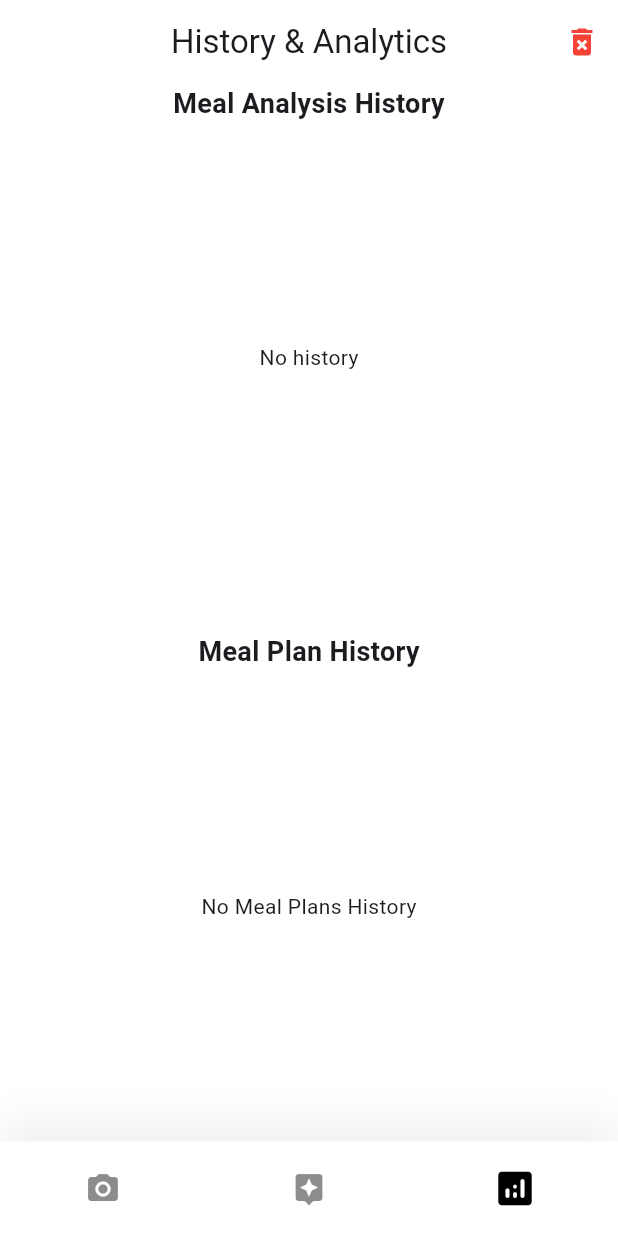
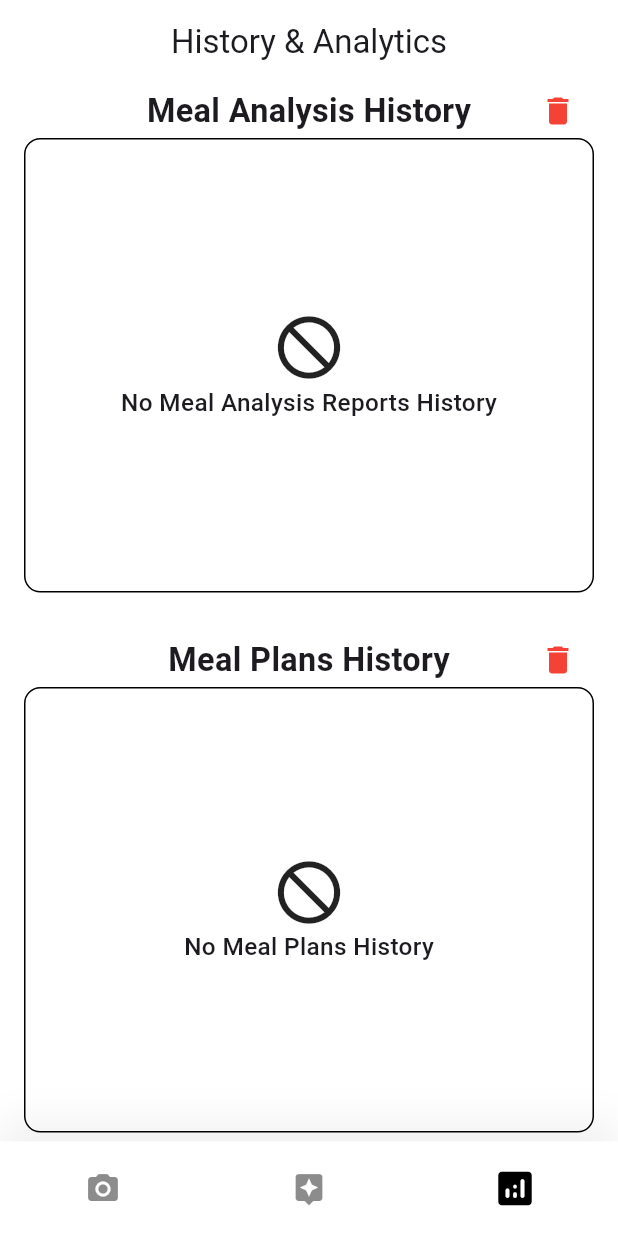
Before and after one commit to tapoban123/ai-meal-analyzer-and-planner, a Flutter app: the screen it shows after launch, item 3 of the bottom bar chosen, on a phone screen of 412 x 824 dp. Run offline on Flutter 3.47's test engine with Material 3 defaults, Android fonts, the phone set to English and light mode, and no system bars; our stand-ins replace fl_chart, flutter_bloc, flutter_dotenv, flutter_screenutil, freezed_annotation, get_it and 3 more; accounts and stored records are empty.

Commit message:
Made some UI improvements in History&AnalyticsScreen

```diff
--- a/ai_meal_analyzer/lib/core/local_storage_service/data/datasources/sqflite_datasource.dart
+++ b/ai_meal_analyzer/lib/core/local_storage_service/data/datasources/sqflite_datasource.dart
@@ -16,5 +16,5 @@ abstract class SqfliteDatasource {
 
   Future<void> deleteFromTable({required String tableName, required String id});
 
-  Future<void> deleteEntireTable({required String tableName});
+  Future<void> deleteAllRowsFromTable({required String tableName});
 }
--- a/ai_meal_analyzer/lib/core/local_storage_service/data/datasources/sqlflite_data_source_impl.dart
+++ b/ai_meal_analyzer/lib/core/local_storage_service/data/datasources/sqlflite_data_source_impl.dart
@@ -93,7 +93,7 @@ class SqlfliteDataSourceImpl extends SqfliteDatasource {
   }
 
   @override
-  Future<void> deleteEntireTable({required String tableName}) async {
+  Future<void> deleteAllRowsFromTable({required String tableName}) async {
     await _db.delete(tableName);
   }
 }
--- a/ai_meal_analyzer/lib/core/local_storage_service/data/repository/sqflite_repository_impl.dart
+++ b/ai_meal_analyzer/lib/core/local_storage_service/data/repository/sqflite_repository_impl.dart
@@ -173,7 +173,7 @@ class SqfliteRepositoryImpl extends SqfliteRepository {
   }
 
   @override
-  Future<void> deleteEntireTable({required String tableName}) async{
-    await _sqfliteDatasource.deleteEntireTable(tableName: tableName);
+  Future<void> deleteAllRowsFromTable({required String tableName}) async{
+    await _sqfliteDatasource.deleteAllRowsFromTable(tableName: tableName);
   }
 }
--- a/ai_meal_analyzer/lib/core/local_storage_service/domain/repository/sqflite_repository.dart
+++ b/ai_meal_analyzer/lib/core/local_storage_service/domain/repository/sqflite_repository.dart
@@ -20,5 +20,5 @@ abstract class SqfliteRepository {
 
   Future<void> deleteFromTable({required String tableName, required String id});
 
-  Future<void> deleteEntireTable({required String tableName});
+  Future<void> deleteAllRowsFromTable({required String tableName});
 }
--- /dev/null
+++ b/ai_meal_analyzer/lib/core/local_storage_service/domain/usecases/delete_all_analysis_reports.dart
@@ -0,0 +1,13 @@
+import 'package:ai_meal_analyzer/core/local_storage_service/data/datasources/sqlflite_data_source_impl.dart';
+import 'package:ai_meal_analyzer/core/local_storage_service/domain/repository/sqflite_repository.dart';
+
+class DeleteAllAnalysisReportsUsecase {
+  final SqfliteRepository _sqfliteRepository;
+
+  DeleteAllAnalysisReportsUsecase({required SqfliteRepository sqfliteRepository})
+    : _sqfliteRepository = sqfliteRepository;
+
+  Future<void> call() async {
+    return _sqfliteRepository.deleteAllRowsFromTable(tableName: TableNames.mealAnalysisReportsTable);
+  }
+}
--- /dev/null
+++ b/ai_meal_analyzer/lib/core/local_storage_service/domain/usecases/delete_all_meal_plans.dart
@@ -0,0 +1,15 @@
+import 'package:ai_meal_analyzer/core/local_storage_service/data/datasources/sqlflite_data_source_impl.dart';
+import 'package:ai_meal_analyzer/core/local_storage_service/domain/repository/sqflite_repository.dart';
+
+class DeleteAllMealPlansUsecase {
+  final SqfliteRepository _sqfliteRepository;
+
+  DeleteAllMealPlansUsecase({required SqfliteRepository sqfliteRepository})
+    : _sqfliteRepository = sqfliteRepository;
+
+  Future<void> call() async {
+    return _sqfliteRepository.deleteAllRowsFromTable(
+      tableName: TableNames.mealPlansTable,
+    );
+  }
+}
--- a/ai_meal_analyzer/lib/core/local_storage_service/domain/usecases/delete_from_table.dart
+++ /dev/null
@@ -1,12 +0,0 @@
-import 'package:ai_meal_analyzer/core/local_storage_service/domain/repository/sqflite_repository.dart';
-
-class DeleteFromTableUsecase {
-  final SqfliteRepository _sqfliteRepository;
-
-  DeleteFromTableUsecase({required SqfliteRepository sqfliteRepository})
-    : _sqfliteRepository = sqfliteRepository;
-
-  Future<void> call({required String tableName, required String id}) async {
-    return _sqfliteRepository.deleteFromTable(tableName: tableName, id: id);
-  }
-}
--- a/ai_meal_analyzer/lib/features/history_and_analytics/presentation/blocs/history_and_analytics_bloc/history_and_analytics_bloc.dart
+++ b/ai_meal_analyzer/lib/features/history_and_analytics/presentation/blocs/history_and_analytics_bloc/history_and_analytics_bloc.dart
@@ -1,6 +1,7 @@
 import 'dart:developer';
 
-import 'package:ai_meal_analyzer/core/local_storage_service/domain/usecases/delete_from_table.dart';
+import 'package:ai_meal_analyzer/core/local_storage_service/domain/usecases/delete_all_analysis_reports.dart';
+import 'package:ai_meal_analyzer/core/local_storage_service/domain/usecases/delete_all_meal_plans.dart';
 import 'package:ai_meal_analyzer/core/local_storage_service/domain/usecases/retrieve_generated_meal_plans_usecase.dart';
 import 'package:ai_meal_analyzer/core/local_storage_service/domain/usecases/retrieve_meal_analysis_table.dart';
 import 'package:ai_meal_analyzer/features/history_and_analytics/presentation/blocs/history_and_analytics_bloc/history_and_analytics_events.dart';
@@ -10,17 +11,20 @@ import 'package:flutter_bloc/flutter_bloc.dart';
 class HistoryAndAnalyticsBloc
     extends Bloc<HistoryAndAnalyticsEvents, HistoryAndAnalyticsStates> {
   final RetrieveMealAnalysisTableUsecase _retrieveMealAnalysisTableUsecase;
-  final DeleteFromTableUsecase _deleteFromTableUsecase;
+  final DeleteAllAnalysisReportsUsecase _deleteAllAnalysisReportsUsecase;
+  final DeleteAllMealPlansUsecase _deleteAllMealPlansUsecase;
   final RetrieveGeneratedMealPlansUsecase _retrieveGeneratedMealPlansUsecase;
 
   HistoryAndAnalyticsBloc({
     required RetrieveMealAnalysisTableUsecase retrieveMealAnalysisTableUsecase,
-    required DeleteFromTableUsecase deleteFromTableUsecase,
+    required DeleteAllAnalysisReportsUsecase deleteAllAnalysisReportsUsecase,
+    required DeleteAllMealPlansUsecase deleteAllMealPlansUsecase,
     required RetrieveGeneratedMealPlansUsecase
     retrieveGeneratedMealPlansUsecase,
   }) : _retrieveMealAnalysisTableUsecase = retrieveMealAnalysisTableUsecase,
-       _deleteFromTableUsecase = deleteFromTableUsecase,
        _retrieveGeneratedMealPlansUsecase = retrieveGeneratedMealPlansUsecase,
+       _deleteAllMealPlansUsecase = deleteAllMealPlansUsecase,
+       _deleteAllAnalysisReportsUsecase = deleteAllAnalysisReportsUsecase,
        super(HistoryAndAnalyticsStates()) {
     on<AddNewMealPlanEvent>(_addNewMealPlan);
     on<AddNewMealAnalysisReportEvent>(_addNewMealAnalysisReport);
@@ -68,13 +72,20 @@ class HistoryAndAnalyticsBloc
     );
   }
 
-  void _deleteMealPlansData(
-    DeleteMealPlanDataEvent event,
-    Emitter emit,
-  ) async {}
+  void _deleteMealPlansData(DeleteMealPlanDataEvent event, Emitter emit) async {
+    if (event.id == null) {
+      await _deleteAllMealPlansUsecase.call();
+      emit(state.copyWith(mealPlansData: []));
+    }
+  }
 
   void _deleteMealAnalysisData(
     DeleteMealAnalysisDataEvent event,
     Emitter emit,
-  ) async {}
+  ) async {
+    if (event.id == null) {
+      await _deleteAllAnalysisReportsUsecase.call();
+      emit(state.copyWith(mealAnalysisData: []));
+    }
+  }
 }
--- a/ai_meal_analyzer/lib/features/history_and_analytics/presentation/blocs/history_and_analytics_bloc/history_and_analytics_events.dart
+++ b/ai_meal_analyzer/lib/features/history_and_analytics/presentation/blocs/history_and_analytics_bloc/history_and_analytics_events.dart
@@ -18,13 +18,13 @@ class AddNewMealAnalysisReportEvent extends HistoryAndAnalyticsEvents {
 class FetchMealsDataEvent extends HistoryAndAnalyticsEvents {}
 
 class DeleteMealAnalysisDataEvent extends HistoryAndAnalyticsEvents {
-  final String id;
+  final String? id;
 
-  DeleteMealAnalysisDataEvent({required this.id});
+  DeleteMealAnalysisDataEvent({this.id});
 }
 
 class DeleteMealPlanDataEvent extends HistoryAndAnalyticsEvents {
-  final String id;
+  final String? id;
 
-  DeleteMealPlanDataEvent({required this.id});
+  DeleteMealPlanDataEvent({this.id});
 }
--- a/ai_meal_analyzer/lib/features/history_and_analytics/presentation/screens/history_and_analytics_screen.dart
+++ b/ai_meal_analyzer/lib/features/history_and_analytics/presentation/screens/history_and_analytics_screen.dart
@@ -1,3 +1,4 @@
+import 'package:ai_meal_analyzer/core/utils/constants.dart';
 import 'package:ai_meal_analyzer/features/history_and_analytics/presentation/blocs/history_and_analytics_bloc/history_and_analytics_bloc.dart';
 import 'package:ai_meal_analyzer/features/history_and_analytics/presentation/blocs/history_and_analytics_bloc/history_and_analytics_events.dart';
 import 'package:ai_meal_analyzer/features/history_and_analytics/presentation/blocs/history_and_analytics_bloc/history_and_analytics_states.dart';
@@ -26,16 +27,7 @@ class _HistoryAndAnalyticsScreenState extends State<HistoryAndAnalyticsScreen> {
   @override
   Widget build(BuildContext context) {
     return Scaffold(
-      appBar: AppBar(
-        title: Text("History & Analytics"),
-        centerTitle: true,
-        actions: [
-          IconButton(
-            onPressed: () {},
-            icon: Icon(Icons.delete_forever, color: Colors.red),
-          ),
-        ],
-      ),
+      appBar: AppBar(title: Text("History & Analytics"), centerTitle: true),
       body: Padding(
         padding: EdgeInsets.symmetric(horizontal: 16.w),
         child: BlocConsumer<HistoryAndAnalyticsBloc, HistoryAndAnalyticsStates>(
@@ -43,15 +35,33 @@ class _HistoryAndAnalyticsScreenState extends State<HistoryAndAnalyticsScreen> {
           builder: (context, state) {
             return Column(
               children: [
-                Text(
-                  "Meal Analysis History",
-                  style: TextStyle(
-                    fontSize: 20.sp,
-                    fontWeight: FontWeight.bold,
-                  ),
+                getSectionHeading(
+                  heading: "Meal Analysis History",
+                  onDelete: () {
+                    showMsgDialog(
+                      context,
+                      heading: "Delete Meal Analysis Reports?",
+                      message:
+                          "Are you sure you want to delete your meal analysis reports history?",
+                      onTap: () {
+                        context.read<HistoryAndAnalyticsBloc>().add(
+                          DeleteMealAnalysisDataEvent(),
+                        );
+                      },
+                      showCancelButton: true,
+                      buttonText: "Delete",
+                      buttonColor: Colors.red,
+                    );
+                  },
                 ),
                 Expanded(
                   flex: 1,
+                  child: Container(
+                    decoration: BoxDecoration(
+                      border: Border.all(color: Colors.black),
+                      borderRadius: BorderRadius.circular(12.r),
+                    ),
+                    padding: EdgeInsets.all(6.w),
                     child:
                         state.mealAnalysisData != null &&
                             state.mealAnalysisData!.isNotEmpty
@@ -61,8 +71,14 @@ class _HistoryAndAnalyticsScreenState extends State<HistoryAndAnalyticsScreen> {
                               final mealData = state.mealAnalysisData![index];
 
                               return Card(
+                                color: Colors.tealAccent,
                                 child: ListTile(
-                                title: Text(mealData.mealName),
+                                  title: Text(
+                                    mealData.mealName,
+                                    style: TextStyle(
+                                      fontWeight: FontWeight.bold,
+                                    ),
+                                  ),
                                   subtitle: Text(
                                     mealData.description,
                                     overflow: TextOverflow.ellipsis,
@@ -77,18 +93,38 @@ class _HistoryAndAnalyticsScreenState extends State<HistoryAndAnalyticsScreen> {
                               );
                             },
                           )
-                      : Center(child: Text("No history")),
+                        : noDataWidget("No Meal Analysis Reports History"),
+                  ),
                 ),
                 30.verticalSpace,
-                Text(
-                  "Meal Plan History",
-                  style: TextStyle(
-                    fontSize: 20.sp,
-                    fontWeight: FontWeight.bold,
-                  ),
+                getSectionHeading(
+                  heading: "Meal Plans History",
+                  onDelete: () {
+                    showMsgDialog(
+                      context,
+                      heading: "Delete Meal Plans?",
+                      message:
+                          "Are you sure you want to delete your meal plans history?",
+                      onTap: () {
+                        context.read<HistoryAndAnalyticsBloc>().add(
+                          DeleteMealPlanDataEvent(),
+                        );
+                      },
+                      showCancelButton: true,
+                      buttonText: "Delete",
+                      buttonColor: Colors.red,
+                    );
+                  },
                 ),
                 Expanded(
                   flex: 1,
+                  child: Container(
+                    margin: EdgeInsets.only(bottom: 6.w),
+                    decoration: BoxDecoration(
+                      border: Border.all(color: Colors.black),
+                      borderRadius: BorderRadius.circular(12.r),
+                    ),
+                    padding: EdgeInsets.all(6.w),
                     child:
                         state.mealPlansData != null &&
                             state.mealPlansData!.isNotEmpty
@@ -99,9 +135,13 @@ class _HistoryAndAnalyticsScreenState extends State<HistoryAndAnalyticsScreen> {
                               final meal = state.mealPlansData![index];
 
                               return Card(
+                                color: Colors.limeAccent,
                                 child: ListTile(
                                   title: Text(
                                     "Meal Plan of ${formatDateTimeForMealPlanTitle(meal.creationDate!)}",
+                                    style: TextStyle(
+                                      fontWeight: FontWeight.bold,
+                                    ),
                                   ),
                                   onTap: () {
                                     context.push(
@@ -116,7 +156,8 @@ class _HistoryAndAnalyticsScreenState extends State<HistoryAndAnalyticsScreen> {
                               );
                             },
                           )
-                      : Center(child: Text("No Meal Plans History")),
+                        : noDataWidget("No Meal Plans History"),
+                  ),
                 ),
               ],
             );
@@ -129,4 +170,45 @@ class _HistoryAndAnalyticsScreenState extends State<HistoryAndAnalyticsScreen> {
   String formatDateTimeForMealPlanTitle(DateTime datetime) {
     return DateFormat("EEE, dd MMM y, K:m a").format(datetime);
   }
+
+  Widget noDataWidget(String text) {
+    return Center(
+      child: Column(
+        mainAxisSize: MainAxisSize.min,
+        children: [
+          Icon(Icons.not_interested, size: 50.w),
+          Text(
+            text,
+            style: TextStyle(fontSize: 18.sp, fontWeight: FontWeight.w500),
+          ),
+        ],
+      ),
+    );
   }
+
+  Widget getSectionHeading({
+    required String heading,
+    required VoidCallback onDelete,
+  }) {
+    return SizedBox(
+      height: 40.h,
+      width: double.infinity,
+      child: Stack(
+        alignment: Alignment.center,
+        children: [
+          Text(
+            heading,
+            style: TextStyle(fontSize: 24.sp, fontWeight: FontWeight.bold),
+          ),
+          Positioned(
+            right: 0,
+            child: IconButton(
+              onPressed: onDelete,
+              icon: Icon(Icons.delete, color: Colors.red),
+            ),
+          ),
+        ],
+      ),
+    );
+  }
+}
--- a/ai_meal_analyzer/lib/main.dart
+++ b/ai_meal_analyzer/lib/main.dart
@@ -35,7 +35,7 @@ class MyApp extends StatelessWidget {
         ],
         child: MaterialApp.router(
           debugShowCheckedModeBanner: false,
-          title: "AI Meal Analyzer",
+          title: "AI Meal Analyzer & Planner",
           theme: ThemeData.light(useMaterial3: true).copyWith(
             scaffoldBackgroundColor: Colors.white,
             appBarTheme: AppBarTheme(
```
Also changed, not shown: ai_meal_analyzer/lib/core/utils/constants.dart (+28 -2 lines), ai_meal_analyzer/lib/features/meal_planning_assistant/presentation/screens/meal_planning_assist_screen.dart (+16 -12 lines), ai_meal_analyzer/lib/features/meal_planning_assistant/presentation/widgets/custom_text_field.dart (+15 -1 lines), ai_meal_analyzer/lib/injection.dart (+13 -3 lines), 1 other file. Lines whose indentation alone changed are shown as unchanged.
